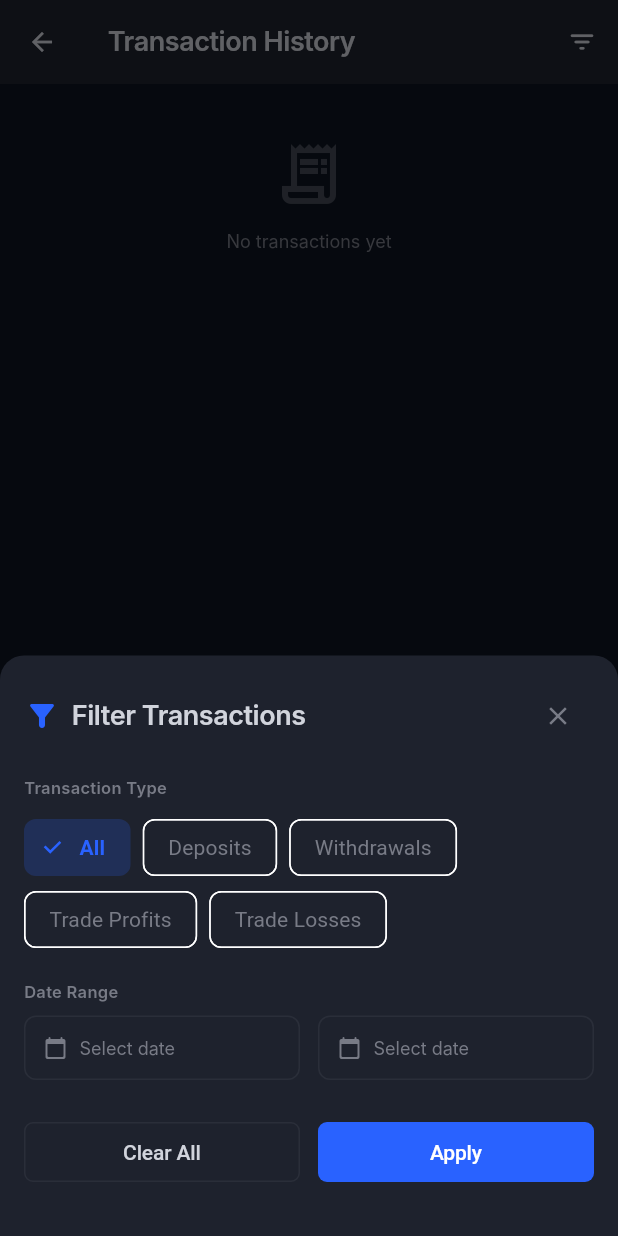
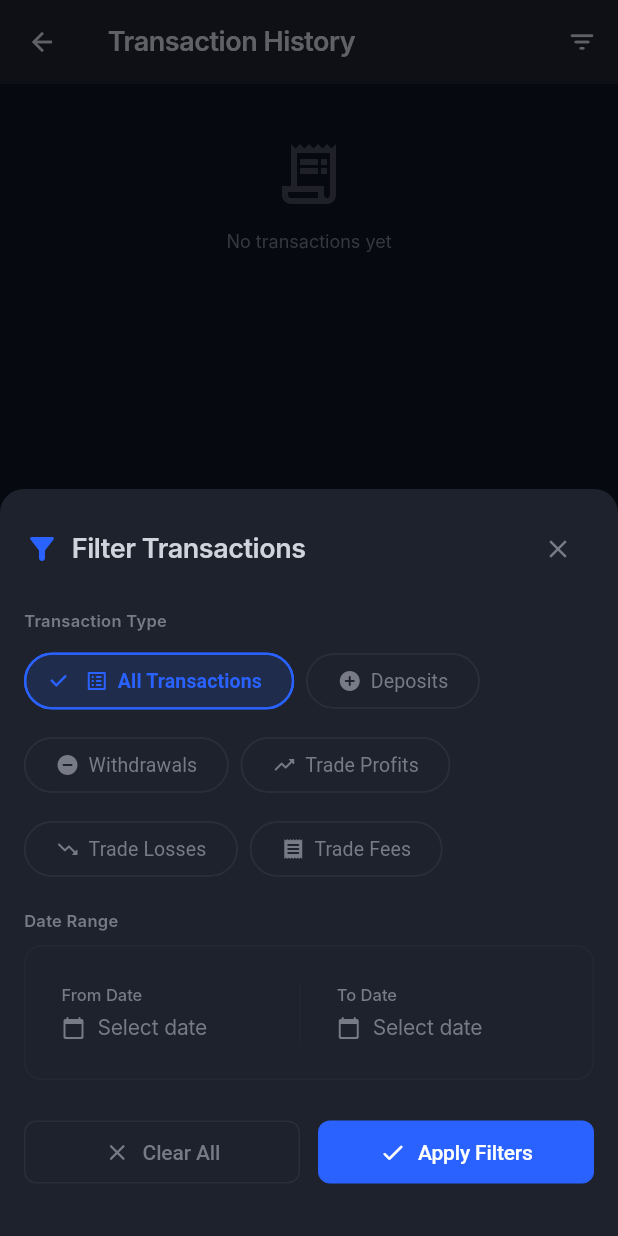
Before and after one commit to yuzaiakira/TradeMate, a Flutter app: the TransactionHistoryPage screen opened directly, after a tap on the "filter list" icon, on a phone screen of 412 x 824 dp. Run offline on Flutter 3.47's test engine with Material 3 defaults, Android fonts, the phone set to English and light mode, and no system bars; our stand-ins replace drift, equatable, fl_chart, flutter_bloc; accounts and stored records are empty; generated files the repository leaves out were written again; Roboto replaces fonts that are missing (Inter).

Commit message:
Refactor Transaction Filter UI and Enhance Account Page Navigation
- Updated the transaction filter dialog to use a new _TransactionTypeChip component for better visual representation of transaction types.
- Added a new 'Trade Fees' filter option to the transaction history filter.
- Improved the layout of date picker fields for selecting transaction date ranges.
- Enhanced navigation from the account page to the transaction history page to reload account balance upon return, ensuring data consistency.

```diff
--- a/lib/features/account_management/presentation/pages/account_page.dart
+++ b/lib/features/account_management/presentation/pages/account_page.dart
@@ -25,6 +25,8 @@ class _AccountPageState extends State<AccountPage> {
     // Load account data when page is opened
     context.read<AccountBloc>().add(const LoadAccountBalance());
   }
+
+
 
   @override
   Widget build(BuildContext context) {
@@ -105,6 +107,8 @@ class _AccountPageState extends State<AccountPage> {
               ),
             );
           }
+
+
 
           if (state is AccountLoaded) {
             return RefreshIndicator(
@@ -225,12 +229,16 @@ class _AccountPageState extends State<AccountPage> {
   }
 
   void _showTransactionHistory(BuildContext context) {
+    final bloc = context.read<AccountBloc>();
     Navigator.push(
       context,
       MaterialPageRoute(
         builder: (context) => const TransactionHistoryPage(),
       ),
-    );
+    ).then((_) {
+      // Reload account data when returning from transaction history
+      bloc.add(const LoadAccountBalance());
+    });
   }
 }
 
--- a/lib/features/account_management/presentation/pages/transaction_history_page.dart
+++ b/lib/features/account_management/presentation/pages/transaction_history_page.dart
@@ -301,9 +301,11 @@ class _FilterDialogState extends State<_FilterDialog> {
           const SizedBox(height: 8),
           Wrap(
             spacing: 8,
+            runSpacing: 8,
             children: [
-              _FilterChip(
-                label: 'All',
+              _TransactionTypeChip(
+                type: null,
+                label: 'All Transactions',
                 selected: _selectedType == null,
                 onSelected: (selected) {
                   setState(() {
@@ -311,7 +313,8 @@ class _FilterDialogState extends State<_FilterDialog> {
                   });
                 },
               ),
-              _FilterChip(
+              _TransactionTypeChip(
+                type: TransactionType.deposit,
                 label: 'Deposits',
                 selected: _selectedType == TransactionType.deposit,
                 onSelected: (selected) {
@@ -320,7 +323,8 @@ class _FilterDialogState extends State<_FilterDialog> {
                   });
                 },
               ),
-              _FilterChip(
+              _TransactionTypeChip(
+                type: TransactionType.withdrawal,
                 label: 'Withdrawals',
                 selected: _selectedType == TransactionType.withdrawal,
                 onSelected: (selected) {
@@ -329,7 +333,8 @@ class _FilterDialogState extends State<_FilterDialog> {
                   });
                 },
               ),
-              _FilterChip(
+              _TransactionTypeChip(
+                type: TransactionType.tradeProfit,
                 label: 'Trade Profits',
                 selected: _selectedType == TransactionType.tradeProfit,
                 onSelected: (selected) {
@@ -338,12 +343,23 @@ class _FilterDialogState extends State<_FilterDialog> {
                   });
                 },
               ),
-              _FilterChip(
+              _TransactionTypeChip(
+                type: TransactionType.tradeLoss,
                 label: 'Trade Losses',
                 selected: _selectedType == TransactionType.tradeLoss,
                 onSelected: (selected) {
                   setState(() {
                     _selectedType = selected ? TransactionType.tradeLoss : null;
+                  });
+                },
+              ),
+              _TransactionTypeChip(
+                type: TransactionType.tradeFee,
+                label: 'Trade Fees',
+                selected: _selectedType == TransactionType.tradeFee,
+                onSelected: (selected) {
+                  setState(() {
+                    _selectedType = selected ? TransactionType.tradeFee : null;
                   });
                 },
               ),
@@ -360,7 +376,17 @@ class _FilterDialogState extends State<_FilterDialog> {
             ),
           ),
           const SizedBox(height: 8),
-          Row(
+          Container(
+            padding: const EdgeInsets.all(12),
+            decoration: BoxDecoration(
+              color: AppTheme.surfaceColor,
+              borderRadius: BorderRadius.circular(12),
+              border: Border.all(
+                color: AppTheme.borderColor.withValues(alpha: 0.5),
+                width: 1,
+              ),
+            ),
+            child: Row(
               children: [
                 Expanded(
                   child: _DatePickerField(
@@ -372,6 +398,11 @@ class _FilterDialogState extends State<_FilterDialog> {
                       });
                     },
                   ),
+                ),
+                Container(
+                  width: 1,
+                  height: 40,
+                  color: AppTheme.borderColor.withValues(alpha: 0.3),
                 ),
                 const SizedBox(width: 12),
                 Expanded(
@@ -386,6 +417,7 @@ class _FilterDialogState extends State<_FilterDialog> {
                   ),
                 ),
               ],
+            ),
           ),
 
           const SizedBox(height: 24),
@@ -402,7 +434,22 @@ class _FilterDialogState extends State<_FilterDialog> {
                       _toDate = null;
                     });
                   },
-                  child: const Text('Clear All'),
+                  style: OutlinedButton.styleFrom(
+                    foregroundColor: AppTheme.textSecondaryColor,
+                    side: BorderSide(color: AppTheme.borderColor),
+                    padding: const EdgeInsets.symmetric(vertical: 12),
+                    shape: RoundedRectangleBorder(
+                      borderRadius: BorderRadius.circular(8),
+                    ),
+                  ),
+                  child: Row(
+                    mainAxisAlignment: MainAxisAlignment.center,
+                    children: [
+                      Icon(Icons.clear_rounded, size: 18),
+                      const SizedBox(width: 8),
+                      const Text('Clear All'),
+                    ],
+                  ),
                 ),
               ),
               const SizedBox(width: 12),
@@ -412,7 +459,22 @@ class _FilterDialogState extends State<_FilterDialog> {
                     widget.onApply(_selectedType, _fromDate, _toDate);
                     Navigator.pop(context);
                   },
-                  child: const Text('Apply'),
+                  style: ElevatedButton.styleFrom(
+                    backgroundColor: AppTheme.primaryColor,
+                    foregroundColor: Colors.white,
+                    padding: const EdgeInsets.symmetric(vertical: 12),
+                    shape: RoundedRectangleBorder(
+                      borderRadius: BorderRadius.circular(8),
+                    ),
+                  ),
+                  child: Row(
+                    mainAxisAlignment: MainAxisAlignment.center,
+                    children: [
+                      Icon(Icons.check_rounded, size: 18),
+                      const SizedBox(width: 8),
+                      const Text('Apply Filters'),
+                    ],
+                  ),
                 ),
               ),
             ],
@@ -424,28 +486,85 @@ class _FilterDialogState extends State<_FilterDialog> {
   }
 }
 
-class _FilterChip extends StatelessWidget {
+class _TransactionTypeChip extends StatelessWidget {
+  final TransactionType? type;
   final String label;
   final bool selected;
   final ValueChanged<bool> onSelected;
 
-  const _FilterChip({
+  const _TransactionTypeChip({
+    this.type,
     required this.label,
     required this.selected,
     required this.onSelected,
   });
 
+  IconData _getIcon() {
+    if (type == null) return Icons.list_alt_rounded;
+
+    switch (type!) {
+      case TransactionType.deposit:
+        return Icons.add_circle_rounded;
+      case TransactionType.withdrawal:
+        return Icons.remove_circle_rounded;
+      case TransactionType.tradeProfit:
+        return Icons.trending_up_rounded;
+      case TransactionType.tradeLoss:
+        return Icons.trending_down_rounded;
+      case TransactionType.tradeFee:
+        return Icons.receipt_rounded;
+    }
+  }
+
+  Color _getColor() {
+    if (type == null) return AppTheme.primaryColor;
+
+    switch (type!) {
+      case TransactionType.deposit:
+      case TransactionType.tradeProfit:
+        return AppTheme.bullishColor;
+      case TransactionType.withdrawal:
+      case TransactionType.tradeLoss:
+      case TransactionType.tradeFee:
+        return AppTheme.bearishColor;
+    }
+  }
+
   @override
   Widget build(BuildContext context) {
+    final color = _getColor();
+    final icon = _getIcon();
+
     return FilterChip(
-      label: Text(label),
+      label: Row(
+        mainAxisSize: MainAxisSize.min,
+        children: [
+          Icon(
+            icon,
+            size: 16,
+            color: selected ? color : AppTheme.textSecondaryColor,
+          ),
+          const SizedBox(width: 6),
+          Text(label),
+        ],
+      ),
       selected: selected,
       onSelected: onSelected,
-      selectedColor: AppTheme.primaryColor.withValues(alpha: 0.2),
-      checkmarkColor: AppTheme.primaryColor,
+      selectedColor: color.withValues(alpha: 0.15),
+      checkmarkColor: color,
+      backgroundColor: AppTheme.surfaceColor,
+      side: BorderSide(
+        color: selected ? color : AppTheme.borderColor,
+        width: selected ? 1.5 : 1,
+      ),
       labelStyle: TextStyle(
-        color: selected ? AppTheme.primaryColor : AppTheme.textSecondaryColor,
+        color: selected ? color : AppTheme.textSecondaryColor,
         fontWeight: selected ? FontWeight.w600 : FontWeight.normal,
+        fontSize: 13,
+      ),
+      padding: const EdgeInsets.symmetric(horizontal: 12, vertical: 8),
+      shape: RoundedRectangleBorder(
+        borderRadius: BorderRadius.circular(20),
       ),
     );
   }
@@ -471,22 +590,42 @@ class _DatePickerField extends StatelessWidget {
           initialDate: date ?? DateTime.now(),
           firstDate: DateTime(2020),
           lastDate: DateTime.now(),
+          builder: (context, child) {
+            return Theme(
+              data: Theme.of(context).copyWith(
+                colorScheme: Theme.of(context).colorScheme.copyWith(
+                  primary: AppTheme.primaryColor,
+                ),
+              ),
+              child: child!,
+            );
+          },
         );
         onDateSelected(selectedDate);
       },
       borderRadius: BorderRadius.circular(8),
       child: Container(
         padding: const EdgeInsets.symmetric(horizontal: 12, vertical: 12),
-        decoration: BoxDecoration(
-          border: Border.all(color: AppTheme.borderColor),
-          borderRadius: BorderRadius.circular(8),
+        child: Column(
+          crossAxisAlignment: CrossAxisAlignment.start,
+          children: [
+            Text(
+              label,
+              style: AppTheme.captionStyle.copyWith(
+                color: AppTheme.textSecondaryColor,
+                fontSize: 11,
+                fontWeight: FontWeight.w500,
               ),
-        child: Row(
+            ),
+            const SizedBox(height: 4),
+            Row(
               children: [
                 Icon(
                   Icons.calendar_today_rounded,
                   size: 16,
-              color: AppTheme.textSecondaryColor,
+                  color: date != null
+                      ? AppTheme.primaryColor
+                      : AppTheme.textSecondaryColor,
                 ),
                 const SizedBox(width: 8),
                 Expanded(
@@ -494,12 +633,15 @@ class _DatePickerField extends StatelessWidget {
                     date != null
                         ? '${date!.day}/${date!.month}/${date!.year}'
                         : 'Select date',
-                style: AppTheme.captionStyle.copyWith(
+                    style: AppTheme.bodyStyle.copyWith(
                       color: date != null
-                      ? AppTheme.textSecondaryColor
+                          ? AppTheme.textPrimaryColor
                           : AppTheme.textSecondaryColor,
+                      fontWeight: date != null ? FontWeight.w500 : FontWeight.normal,
                     ),
                   ),
+                ),
+              ],
             ),
           ],
         ),
```
Lines whose indentation alone changed are shown as unchanged.
